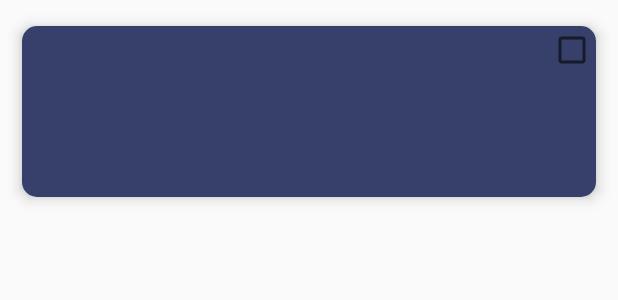
After one commit to tamyewwah/MyWallet, an Android app: the layout fragment_carddetails.xml on its own in the app's theme, with its tools: preview values and no code run, on a phone screen of 412 x 824 dp. The commit adds this screen. Shown: the top 300 px of the screen. Run offline under Robolectric (Android 15) with nearby library versions, the phone set to English and light mode, and no system bars.

Commit message:
Card list out

```diff
--- a/app/src/main/java/com/gmail/tamyewwah/mywallet/AddCardDetails.java
+++ b/app/src/main/java/com/gmail/tamyewwah/mywallet/AddCardDetails.java
@@ -88,6 +88,8 @@ public class AddCardDetails extends AppCompatActivity implements AdapterView.OnI
                              if(getCardNumber.matches(CardNum)){
                                  CardTotal = getBalance;
                                  addCard();
+                                 Toast.makeText(getApplicationContext(), "Add Successful", Toast.LENGTH_SHORT).show();
+                                 setContentView(R.layout.fragment_mywallet);
                              }
                          }
                      }
--- a/app/src/main/java/com/gmail/tamyewwah/mywallet/SettingFragment.java
+++ b/app/src/main/java/com/gmail/tamyewwah/mywallet/SettingFragment.java
@@ -12,6 +12,8 @@ public class SettingFragment extends Fragment {
     @Nullable
     @Override
     public View onCreateView(@NonNull LayoutInflater inflater, @Nullable ViewGroup container, @Nullable Bundle savedInstanceState) {
-        return inflater.inflate(R.layout.fragment_setting, container, false);
+        View view = inflater.inflate(R.layout.fragment_setting, container, false);
+
+        return view;
     }
 }
--- a/app/src/main/res/layout/activity_add_card.xml
+++ b/app/src/main/res/layout/activity_add_card.xml
@@ -91,7 +91,8 @@
             android:drawablePadding="20dp"
             android:hint="@string/ValidTill"
             android:padding="15dp"
-            android:paddingLeft="20dp" />
+            android:paddingLeft="20dp"
+            android:inputType="date"/>
         </android.support.design.widget.TextInputLayout>
 
         <Button
--- /dev/null
+++ b/app/src/main/res/layout/fragment_carddetails.xml
@@ -0,0 +1,50 @@
+<?xml version="1.0" encoding="utf-8"?>
+<android.support.v7.widget.CardView
+    xmlns:android="http://schemas.android.com/apk/res/android"
+    xmlns:app="http://schemas.android.com/apk/res-auto"
+    xmlns:tools="http://schemas.android.com/tools"
+    android:layout_width="match_parent"
+    android:layout_height="wrap_content"
+    android:layout_margin="5dp"
+    android:background="@color/colorPrimaryDark"
+    android:orientation="vertical"
+    app:cardCornerRadius="10dp"
+    app:cardElevation="6dp"
+    tools:targetApi="lollipop"
+    app:cardUseCompatPadding="true">
+
+<LinearLayout
+    android:layout_width="match_parent"
+    android:layout_height="wrap_content"
+    android:background="@color/colorPrimary"
+    android:orientation="vertical">
+
+    <CheckBox
+        android:id="@+id/checkboxCard"
+        android:layout_width="wrap_content"
+        android:layout_height="wrap_content"
+        android:layout_gravity="end" />
+
+    <TextView
+        android:id="@+id/post_cvcNum"
+        android:layout_width="match_parent"
+        android:layout_height="wrap_content"
+        android:textColor="@color/colorPrimaryDark"
+        android:textSize="20sp" />
+
+    <TextView
+        android:id="@+id/post_cardName"
+        android:layout_width="match_parent"
+        android:layout_height="wrap_content"
+        android:textColor="@color/colorPrimaryDark"
+        android:textSize="20sp" />
+
+    <TextView
+        android:id="@+id/post_cardType"
+        android:layout_width="match_parent"
+        android:layout_height="wrap_content"
+        android:textColor="@color/colorPrimaryDark"
+        android:textSize="20sp" />
+
+    </LinearLayout>
+</android.support.v7.widget.CardView>
```
Also changed, not shown: app/src/main/java/com/gmail/tamyewwah/mywallet/Card.java (+9 -0 lines), app/src/main/java/com/gmail/tamyewwah/mywallet/CardViewDataAdapter2.java (added, +85 -0 lines), app/src/main/java/com/gmail/tamyewwah/mywallet/MyWalletFragment.java (+62 -2 lines), app/src/main/res/layout/fragment_mywallet.xml (+7 -10 lines), app/src/main/res/values/strings.xml (+11 -0 lines).
